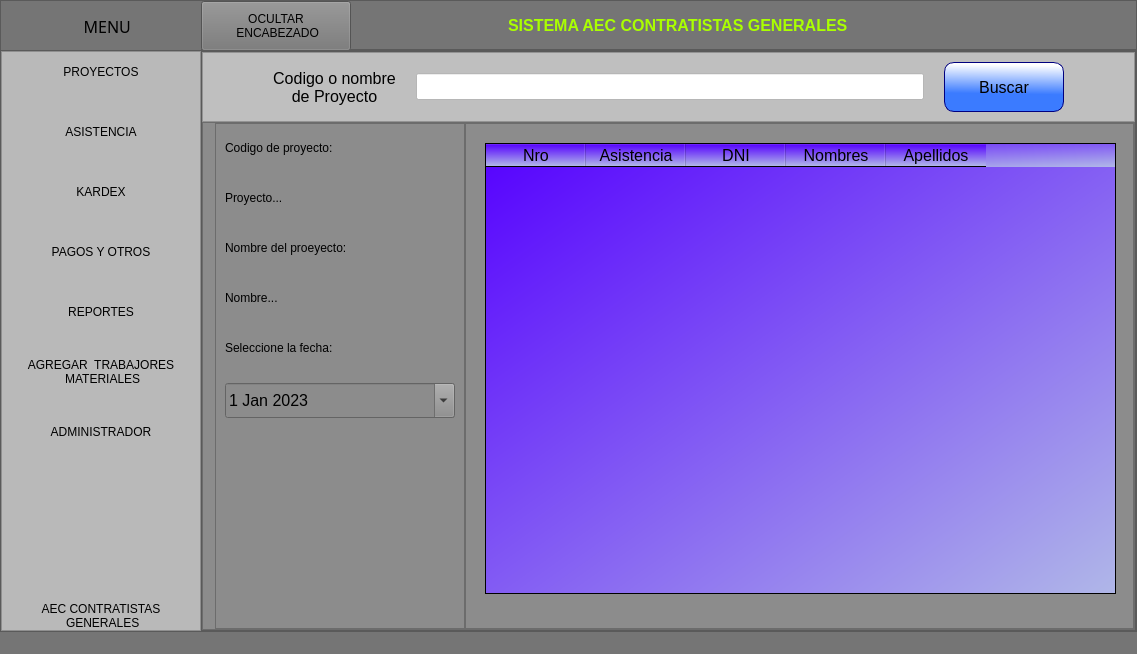
Qt form ui_files/menu.ui (Romehe369/aec_contrastistas_g) before a commit.
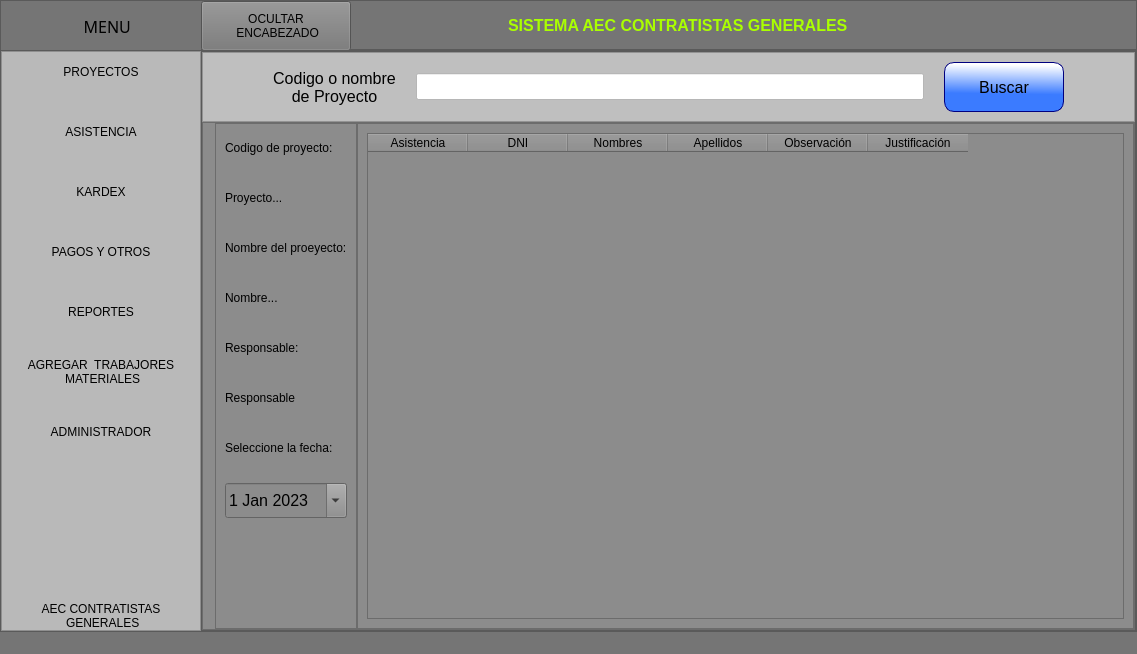
The same form after that commit. Icons and pictures are not drawn.

Commit message:
changed of header of tablewidget
else

What changed in the file:
```diff
--- a/ui_files/menu.ui
+++ b/ui_files/menu.ui
@@ -2246,6 +2246,32 @@
                       </property>
                      </widget>
                     </item>
+                    <item>
+                     <widget class="QLabel" name="label_37">
+                      <property name="minimumSize">
+                       <size>
+                        <width>0</width>
+                        <height>30</height>
+                       </size>
+                      </property>
+                      <property name="text">
+                       <string>Responsable:</string>
+                      </property>
+                     </widget>
+                    </item>
+                    <item>
+                     <widget class="QLabel" name="change_responsible_name">
+                      <property name="minimumSize">
+                       <size>
+                        <width>0</width>
+                        <height>30</height>
+                       </size>
+                      </property>
+                      <property name="text">
+                       <string>Responsable</string>
+                      </property>
+                     </widget>
+                    </item>
                     <item>
                      <widget class="QLabel" name="label_36">
                       <property name="minimumSize">
@@ -2296,7 +2322,7 @@
                       <property name="sizeHint" stdset="0">
                        <size>
                         <width>20</width>
-                        <height>180</height>
+                        <height>137</height>
                        </size>
                       </property>
                      </spacer>
@@ -2312,79 +2338,54 @@
                    <property name="frameShadow">
                     <enum>QFrame::Raised</enum>
                    </property>
+                   <layout class="QVBoxLayout" name="verticalLayout_25">
+                    <item>
                    <widget class="QTableWidget" name="table_asistencia">
-                    <property name="geometry">
-                     <rect>
-                      <x>20</x>
-                      <y>20</y>
-                      <width>631</width>
-                      <height>451</height>
-                     </rect>
-                    </property>
                     <property name="styleSheet">
-                     <string notr="true">background-color: qlineargradient(spread:pad, x1:0, y1:0, x2:1, y2:1, stop:0 rgba(85, 0, 255, 255), stop:1 rgba(176, 183, 232, 255));</string>
+                       <string notr="true"/>
                     </property>
                     <property name="autoScrollMargin">
                      <number>16</number>
                     </property>
-                    <column>
-                     <property name="text">
-                      <string>Nro</string>
-                     </property>
-                     <property name="font">
-                      <font>
-                       <pointsize>12</pointsize>
-                      </font>
-                     </property>
-                     <property name="background">
-                      <color>
-                       <red>255</red>
-                       <green>255</green>
-                       <blue>255</blue>
-                      </color>
-                     </property>
-                    </column>
+                      <property name="rowCount">
+                       <number>0</number>
+                      </property>
+                      <attribute name="verticalHeaderShowSortIndicator" stdset="0">
+                       <bool>false</bool>
+                      </attribute>
                     <column>
                      <property name="text">
                       <string>Asistencia</string>
                      </property>
-                     <property name="font">
-                      <font>
-                       <pointsize>12</pointsize>
-                      </font>
-                     </property>
                     </column>
                     <column>
                      <property name="text">
                       <string>DNI</string>
                      </property>
-                     <property name="font">
-                      <font>
-                       <pointsize>12</pointsize>
-                      </font>
-                     </property>
                     </column>
                     <column>
                      <property name="text">
                       <string>Nombres</string>
                      </property>
-                     <property name="font">
-                      <font>
-                       <pointsize>12</pointsize>
-                      </font>
-                     </property>
                     </column>
                     <column>
                      <property name="text">
                       <string>Apellidos</string>
                      </property>
-                     <property name="font">
-                      <font>
-                       <pointsize>12</pointsize>
-                      </font>
+                      </column>
+                      <column>
+                       <property name="text">
+                        <string>Observación</string>
+                       </property>
+                      </column>
+                      <column>
+                       <property name="text">
+                        <string>Justificación</string>
                      </property>
                     </column>
                    </widget>
+                    </item>
+                   </layout>
                   </widget>
                  </item>
                 </layout>
```
Left out of the diff: 2 changed lines with no effect on the pictures. Lines whose indentation alone changed are shown as unchanged. The commit also changes 4 other files.
